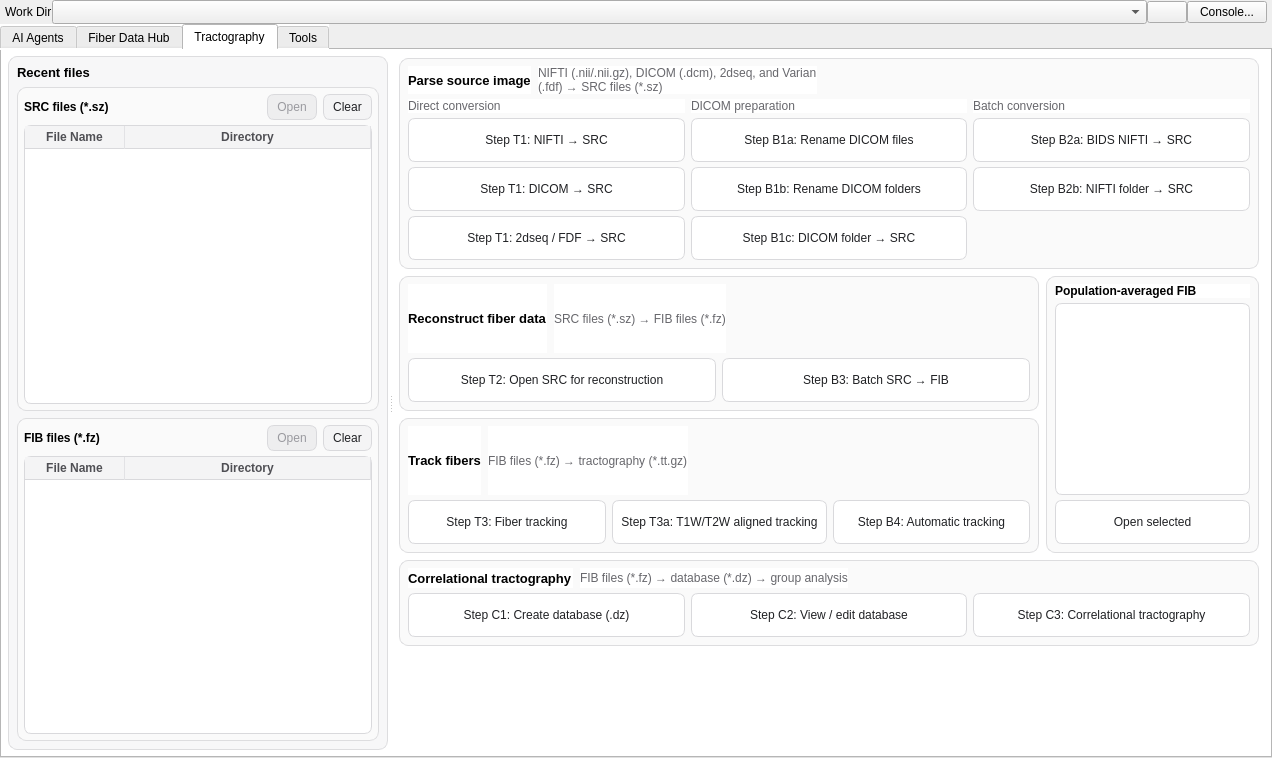
This is mainwindow.ui in frankyeh/DSI-Studio as Qt 5 draws it before an edit. The edited form follows.
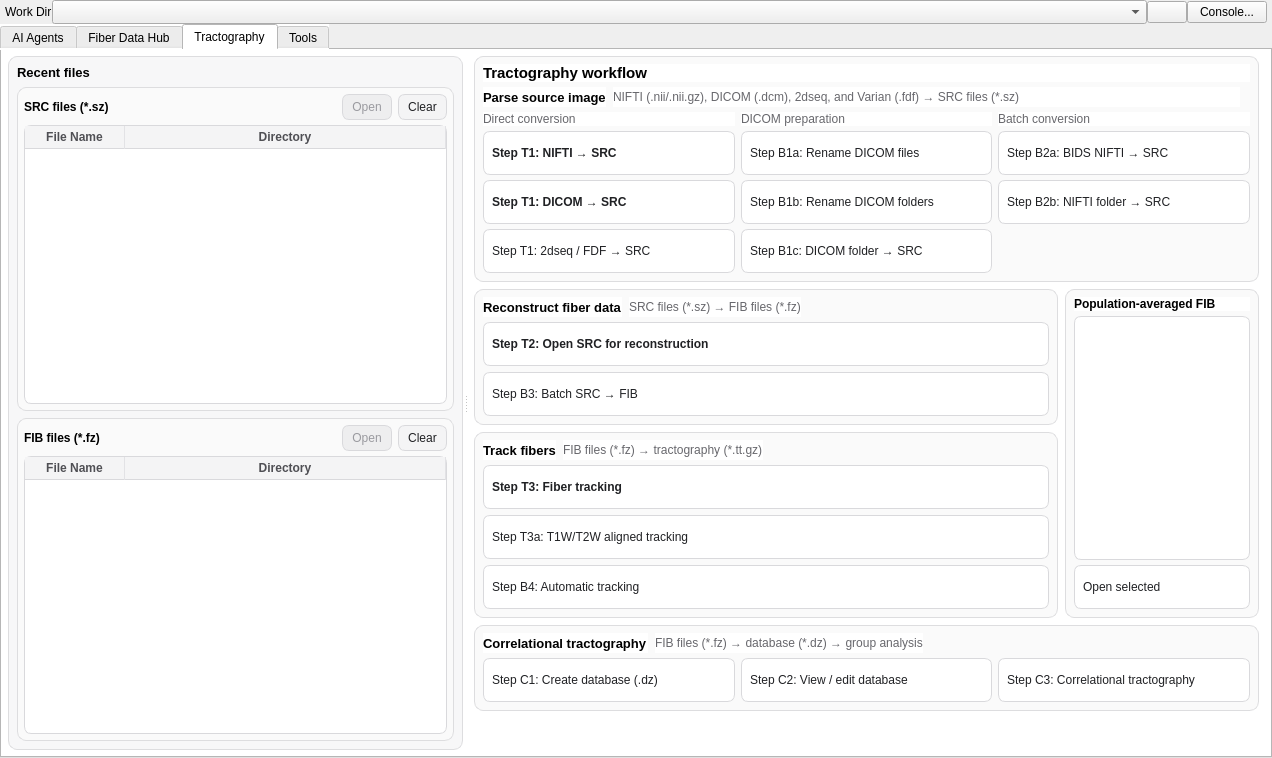
This is the edited form. Icons and pictures are not drawn.

What changed in the file:
```diff
--- a/mainwindow.ui
+++ b/mainwindow.ui
@@ -1169,6 +1169,14 @@
     border-radius: 7px;
     padding: 5px 8px;
     min-height: 32px;
+    min-width: 0px;
+    text-align: left;
+}
+QPushButton#OpenDWI_NIFTI,
+QPushButton#OpenDWI_DICOM,
+QPushButton#Reconstruction,
+QPushButton#FiberTracking {
+    font-weight: bold;
 }
 QFrame#tract_input_stage QPushButton:hover,
 QFrame#tract_reconstruction_stage QPushButton:hover,
@@ -1214,7 +1222,7 @@
     background-color: #e5e5e7;
 }
 QLabel#tract_workflow_title {
-    font-size: 12pt;
+    font-size: 11pt;
     font-weight: bold;
 }
 QLabel#label_45,
@@ -1301,15 +1309,21 @@
            <bool>false</bool>
           </property>
           <widget class="QFrame" name="tract_recent_panel">
+           <property name="sizePolicy">
+            <sizepolicy hsizetype="Ignored" vsizetype="Expanding">
+             <horstretch>1</horstretch>
+             <verstretch>0</verstretch>
+            </sizepolicy>
+           </property>
            <property name="minimumSize">
             <size>
-             <width>270</width>
+             <width>0</width>
              <height>0</height>
             </size>
            </property>
            <property name="maximumSize">
             <size>
-             <width>380</width>
+             <width>16777215</width>
              <height>16777215</height>
             </size>
            </property>
@@ -1569,9 +1583,18 @@
            </layout>
           </widget>
           <widget class="QScrollArea" name="scrollArea">
+           <property name="sizePolicy">
+            <sizepolicy hsizetype="Ignored" vsizetype="Expanding">
+             <horstretch>1</horstretch>
+             <verstretch>0</verstretch>
+            </sizepolicy>
+           </property>
            <property name="frameShape">
             <enum>QFrame::NoFrame</enum>
            </property>
+           <property name="lineWidth">
+            <number>1</number>
+           </property>
            <property name="horizontalScrollBarPolicy">
             <enum>Qt::ScrollBarAlwaysOff</enum>
            </property>
@@ -1583,8 +1606,8 @@
              <rect>
               <x>0</x>
               <y>0</y>
-              <width>870</width>
-              <height>690</height>
+              <width>900</width>
+              <height>707</height>
              </rect>
             </property>
             <layout class="QVBoxLayout" name="tract_workflow_layout">
@@ -1595,7 +1618,7 @@
               <number>5</number>
              </property>
              <property name="topMargin">
-              <number>2</number>
+              <number>0</number>
              </property>
              <property name="rightMargin">
               <number>5</number>
@@ -1621,6 +1644,13 @@
                 <property name="bottomMargin">
                  <number>8</number>
                 </property>
+                <item>
+                 <widget class="QLabel" name="tract_workflow_title">
+                  <property name="text">
+                   <string>Tractography workflow</string>
+                  </property>
+                 </widget>
+                </item>
                 <item>
                  <layout class="QHBoxLayout" name="tract_input_header">
                   <property name="spacing">
@@ -1635,6 +1665,12 @@
                   </item>
                   <item>
                    <widget class="QLabel" name="tract_input_hint">
+                    <property name="sizePolicy">
+                     <sizepolicy hsizetype="Ignored" vsizetype="Preferred">
+                      <horstretch>1</horstretch>
+                      <verstretch>0</verstretch>
+                     </sizepolicy>
+                    </property>
                     <property name="text">
                      <string>NIFTI (.nii/.nii.gz), DICOM (.dcm), 2dseq, and Varian (.fdf) → SRC files (*.sz)</string>
                     </property>
@@ -1642,7 +1678,7 @@
                      <enum>Qt::AutoText</enum>
                     </property>
                     <property name="wordWrap">
-                     <bool>true</bool>
+                     <bool>false</bool>
                     </property>
                    </widget>
                   </item>
@@ -1905,7 +1941,7 @@
                       </layout>
                      </item>
                      <item>
-                      <layout class="QHBoxLayout" name="tract_reconstruction_actions">
+                      <layout class="QVBoxLayout" name="tract_reconstruction_actions">
                        <property name="spacing">
                         <number>6</number>
                        </property>
@@ -1995,7 +2031,7 @@
                       </layout>
                      </item>
                      <item>
-                      <layout class="QHBoxLayout" name="tract_tracking_actions">
+                      <layout class="QVBoxLayout" name="tract_tracking_actions">
                        <property name="spacing">
                         <number>6</number>
                        </property>
@@ -2103,10 +2139,10 @@
                      <enum>Qt::ScrollBarAlwaysOff</enum>
                     </property>
                     <property name="flow">
-                     <enum>QListView::LeftToRight</enum>
+                     <enum>QListView::TopToBottom</enum>
                     </property>
                     <property name="isWrapping" stdset="0">
-                     <bool>true</bool>
+                     <bool>false</bool>
                     </property>
                     <property name="resizeMode">
                      <enum>QListView::Adjust</enum>
```
